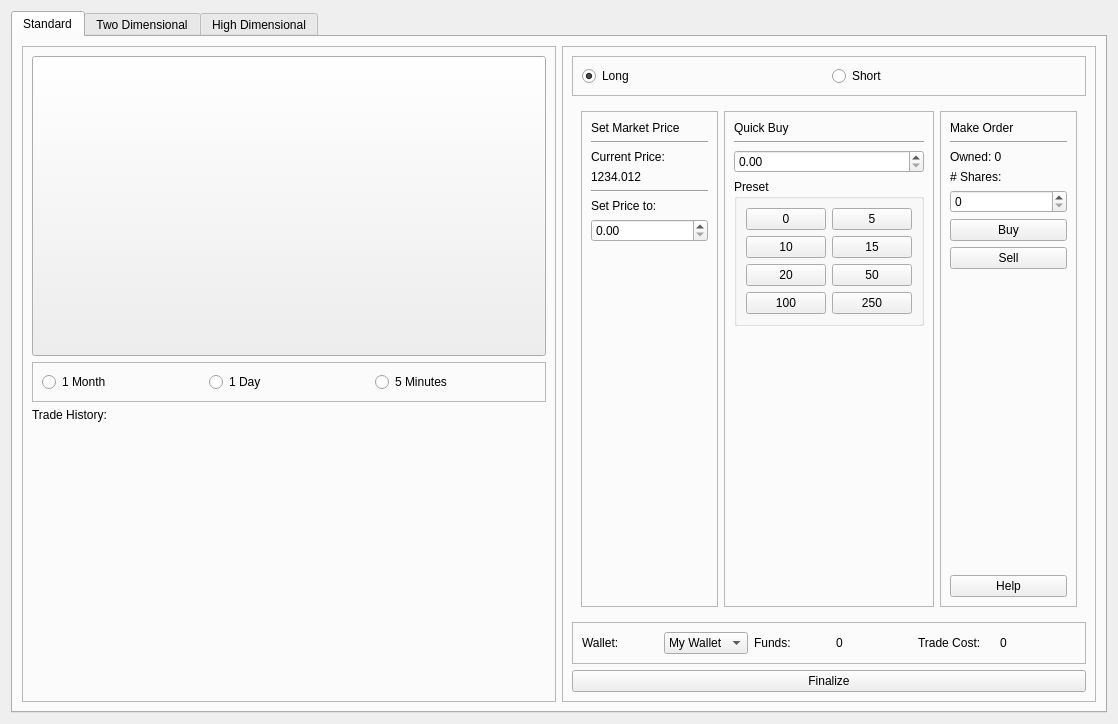
Before: the Qt Designer form src/qt/forms/markettradeview.ui in bitjson/hivemind, drawn with Qt 5.
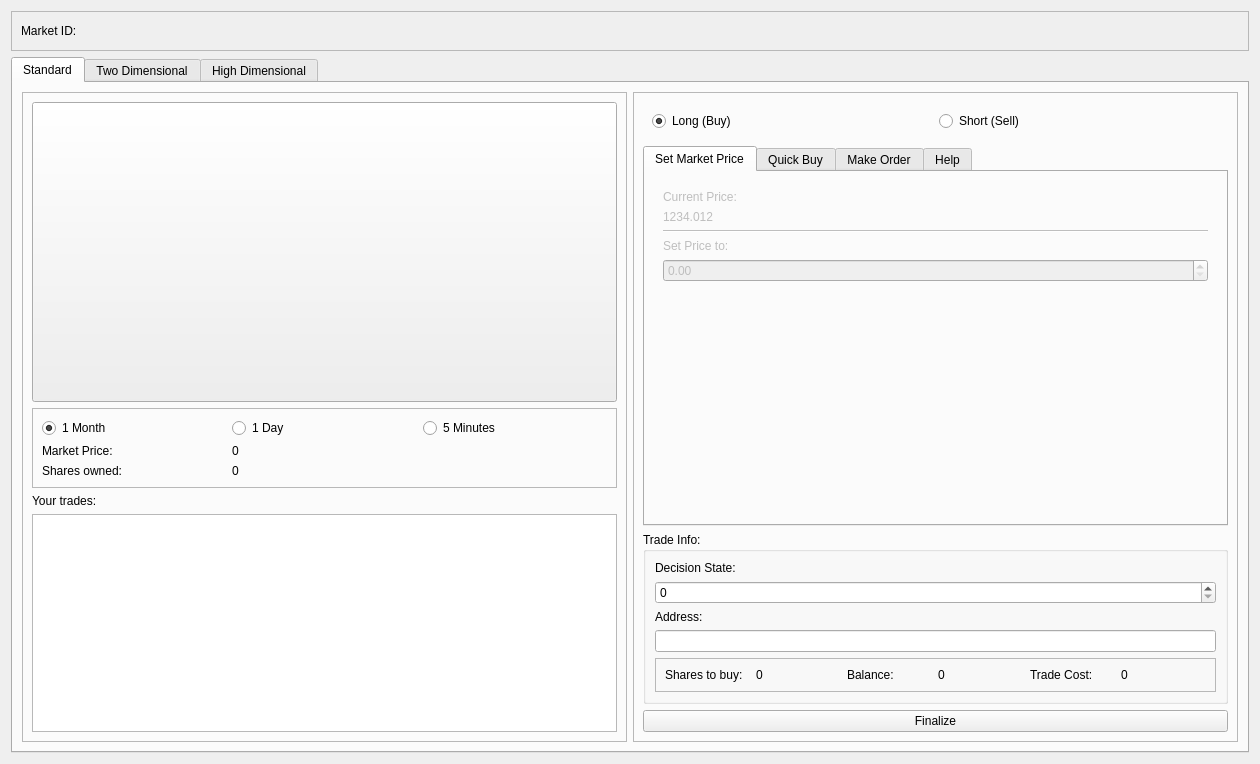
After: the same form once the commit is applied. The open tabs and pages were chosen to show the change. Icons and pictures are not drawn.

Diff of the .ui file:
```diff
--- a/src/qt/forms/markettradeview.ui
+++ b/src/qt/forms/markettradeview.ui
@@ -6,15 +6,54 @@
    <rect>
     <x>0</x>
     <y>0</y>
-    <width>1118</width>
-    <height>724</height>
+    <width>1260</width>
+    <height>764</height>
    </rect>
   </property>
   <property name="windowTitle">
    <string>Form</string>
   </property>
-  <layout class="QHBoxLayout" name="horizontalLayout_2">
+  <layout class="QGridLayout" name="gridLayout_3">
+   <item row="2" column="0">
+    <widget class="QFrame" name="frame_2">
+     <property name="frameShape">
+      <enum>QFrame::StyledPanel</enum>
+     </property>
+     <property name="frameShadow">
+      <enum>QFrame::Raised</enum>
+     </property>
+     <layout class="QHBoxLayout" name="horizontalLayout">
    <item>
+       <widget class="QLabel" name="labelMarketID">
+        <property name="text">
+         <string>Market ID:</string>
+        </property>
+       </widget>
+      </item>
+      <item>
+       <widget class="QLabel" name="labelMarketIDValue">
+        <property name="text">
+         <string/>
+        </property>
+       </widget>
+      </item>
+      <item>
+       <spacer name="horizontalSpacer">
+        <property name="orientation">
+         <enum>Qt::Horizontal</enum>
+        </property>
+        <property name="sizeHint" stdset="0">
+         <size>
+          <width>40</width>
+          <height>20</height>
+         </size>
+        </property>
+       </spacer>
+      </item>
+     </layout>
+    </widget>
+   </item>
+   <item row="3" column="0">
     <widget class="QTabWidget" name="tabWidget">
      <property name="enabled">
       <bool>true</bool>
@@ -57,26 +96,60 @@
             <property name="frameShadow">
              <enum>QFrame::Raised</enum>
             </property>
-            <layout class="QHBoxLayout" name="horizontalLayout">
-             <item>
-              <widget class="QRadioButton" name="radioButtonMonth">
+            <layout class="QGridLayout" name="gridLayout_2">
+             <item row="1" column="1">
+              <widget class="QLabel" name="labelMarketPriceValue">
                <property name="text">
-                <string>1 Month</string>
+                <string>0</string>
                </property>
               </widget>
              </item>
-             <item>
-              <widget class="QRadioButton" name="radioButtonDay">
-               <property name="text">
-                <string>1 Day</string>
-               </property>
-              </widget>
-             </item>
-             <item>
+             <item row="0" column="2">
               <widget class="QRadioButton" name="radioButtonMinutes">
                <property name="text">
                 <string>5 Minutes</string>
                </property>
+               <property name="checked">
+                <bool>false</bool>
+               </property>
+              </widget>
+             </item>
+             <item row="1" column="0">
+              <widget class="QLabel" name="labelMarketPrice">
+               <property name="text">
+                <string>Market Price:</string>
+               </property>
+              </widget>
+             </item>
+             <item row="0" column="1">
+              <widget class="QRadioButton" name="radioButtonDay">
+               <property name="text">
+                <string>1 Day</string>
+               </property>
+              </widget>
+             </item>
+             <item row="0" column="0">
+              <widget class="QRadioButton" name="radioButtonMonth">
+               <property name="text">
+                <string>1 Month</string>
+               </property>
+               <property name="checked">
+                <bool>true</bool>
+               </property>
+              </widget>
+             </item>
+             <item row="2" column="0">
+              <widget class="QLabel" name="labelOwned">
+               <property name="text">
+                <string>Shares owned:</string>
+               </property>
+              </widget>
+             </item>
+             <item row="2" column="1">
+              <widget class="QLabel" name="labelOwnedValue">
+               <property name="text">
+                <string>0</string>
+               </property>
               </widget>
              </item>
             </layout>
@@ -85,22 +158,12 @@
           <item>
            <widget class="QLabel" name="labelTradeHistory">
             <property name="text">
-             <string>Trade History:</string>
+             <string>Your trades:</string>
             </property>
            </widget>
           </item>
           <item>
-           <spacer name="verticalSpacer">
-            <property name="orientation">
-             <enum>Qt::Vertical</enum>
-            </property>
-            <property name="sizeHint" stdset="0">
-             <size>
-              <width>20</width>
-              <height>40</height>
-             </size>
-            </property>
-           </spacer>
+           <widget class="QListWidget" name="listWidgetYourTrades"/>
           </item>
          </layout>
         </widget>
@@ -123,7 +186,7 @@
              </sizepolicy>
             </property>
             <property name="frameShape">
-             <enum>QFrame::StyledPanel</enum>
+             <enum>QFrame::NoFrame</enum>
             </property>
             <property name="frameShadow">
              <enum>QFrame::Raised</enum>
@@ -132,7 +195,7 @@
              <item>
               <widget class="QRadioButton" name="radioButtonLong">
                <property name="text">
-                <string>Long</string>
+                <string>Long (Buy)</string>
                </property>
                <property name="checked">
                 <bool>true</bool>
@@ -142,7 +205,7 @@
              <item>
               <widget class="QRadioButton" name="radioButtonShort">
                <property name="text">
-                <string>Short</string>
+                <string>Short (Sell)</string>
                </property>
               </widget>
              </item>
@@ -150,39 +213,38 @@
            </widget>
           </item>
           <item>
-           <widget class="QFrame" name="frame_6">
-            <property name="frameShape">
-             <enum>QFrame::NoFrame</enum>
+           <widget class="QTabWidget" name="tabWidgetTradeTypes">
+            <property name="enabled">
+             <bool>true</bool>
             </property>
-            <property name="frameShadow">
-             <enum>QFrame::Raised</enum>
+            <property name="sizePolicy">
+             <sizepolicy hsizetype="Ignored" vsizetype="Expanding">
+              <horstretch>0</horstretch>
+              <verstretch>0</verstretch>
+             </sizepolicy>
             </property>
-            <layout class="QHBoxLayout" name="horizontalLayout_5">
+            <property name="currentIndex">
+             <number>2</number>
+            </property>
+            <widget class="QWidget" name="tabSetMarketPrice">
+             <property name="enabled">
+              <bool>false</bool>
+             </property>
+             <attribute name="title">
+              <string>Set Market Price</string>
+             </attribute>
+             <layout class="QVBoxLayout" name="verticalLayout_7">
              <item>
               <widget class="QFrame" name="frame_7">
                <property name="frameShape">
-                <enum>QFrame::StyledPanel</enum>
+                 <enum>QFrame::NoFrame</enum>
                </property>
                <property name="frameShadow">
                 <enum>QFrame::Raised</enum>
                </property>
                <layout class="QVBoxLayout" name="verticalLayout_2">
                 <item>
-                 <widget class="QLabel" name="labelSetMarketPrice">
-                  <property name="text">
-                   <string>Set Market Price</string>
-                  </property>
-                 </widget>
-                </item>
-                <item>
-                 <widget class="Line" name="line">
-                  <property name="orientation">
-                   <enum>Qt::Horizontal</enum>
-                  </property>
-                 </widget>
-                </item>
-                <item>
-                 <widget class="QLabel" name="labelCurrentPrice">
+                  <widget class="QLabel" name="labelCurrentMarketPrice">
                   <property name="text">
                    <string>Current Price:</string>
                   </property>
@@ -228,32 +290,25 @@
                </layout>
               </widget>
              </item>
+             </layout>
+            </widget>
+            <widget class="QWidget" name="tabQuickBuy">
+             <attribute name="title">
+              <string>Quick Buy</string>
+             </attribute>
+             <layout class="QVBoxLayout" name="verticalLayout_3">
              <item>
               <widget class="QFrame" name="frame_8">
+                <property name="enabled">
+                 <bool>false</bool>
+                </property>
                <property name="frameShape">
-                <enum>QFrame::StyledPanel</enum>
+                 <enum>QFrame::NoFrame</enum>
                </property>
                <property name="frameShadow">
                 <enum>QFrame::Raised</enum>
                </property>
                <layout class="QVBoxLayout" name="verticalLayout_5">
-                <item>
-                 <widget class="QLabel" name="labelQuickBuy">
-                  <property name="text">
-                   <string>Quick Buy</string>
-                  </property>
-                 </widget>
-                </item>
-                <item>
-                 <widget class="Line" name="line_2">
-                  <property name="orientation">
-                   <enum>Qt::Horizontal</enum>
-                  </property>
-                 </widget>
-                </item>
-                <item>
-                 <widget class="QDoubleSpinBox" name="doubleSpinBoxQuickBuy"/>
-                </item>
                 <item>
                  <widget class="QGroupBox" name="groupBox">
                   <property name="title">
@@ -335,36 +390,22 @@
                </layout>
               </widget>
              </item>
+             </layout>
+            </widget>
+            <widget class="QWidget" name="tabMakeOrder">
+             <attribute name="title">
+              <string>Make Order</string>
+             </attribute>
+             <layout class="QVBoxLayout" name="verticalLayout_9">
              <item>
               <widget class="QFrame" name="frame_9">
                <property name="frameShape">
-                <enum>QFrame::StyledPanel</enum>
+                 <enum>QFrame::NoFrame</enum>
                </property>
                <property name="frameShadow">
                 <enum>QFrame::Raised</enum>
                </property>
                <layout class="QVBoxLayout" name="verticalLayout_6">
-                <item>
-                 <widget class="QLabel" name="labelMakeOrder">
-                  <property name="text">
-                   <string>Make Order</string>
-                  </property>
-                 </widget>
-                </item>
-                <item>
-                 <widget class="Line" name="line_3">
-                  <property name="orientation">
-                   <enum>Qt::Horizontal</enum>
-                  </property>
-                 </widget>
-                </item>
-                <item>
-                 <widget class="QLabel" name="labelOwned">
-                  <property name="text">
-                   <string>Owned: 0</string>
-                  </property>
-                 </widget>
-                </item>
                 <item>
                  <widget class="QLabel" name="labelShares">
                   <property name="text">
@@ -375,20 +416,6 @@
                 <item>
                  <widget class="QSpinBox" name="spinBoxShares"/>
                 </item>
-                <item>
-                 <widget class="QPushButton" name="pushButtonBuy">
-                  <property name="text">
-                   <string>Buy</string>
-                  </property>
-                 </widget>
-                </item>
-                <item>
-                 <widget class="QPushButton" name="pushButtonSell">
-                  <property name="text">
-                   <string>Sell</string>
-                  </property>
-                 </widget>
-                </item>
                 <item>
                  <spacer name="verticalSpacer_4">
                   <property name="orientation">
@@ -402,20 +429,29 @@
                   </property>
                  </spacer>
                 </item>
-                <item>
-                 <widget class="QPushButton" name="pushButtonHelp">
-                  <property name="text">
+                </layout>
+               </widget>
+              </item>
+             </layout>
+            </widget>
+            <widget class="QWidget" name="tabHelp">
+             <attribute name="icon">
+              <iconset resource="../hivemind.qrc">
+               <normaloff>:/icons/transaction_0</normaloff>:/icons/transaction_0</iconset>
+             </attribute>
+             <attribute name="title">
                    <string>Help</string>
-                  </property>
-                 </widget>
-                </item>
-               </layout>
-              </widget>
-             </item>
-            </layout>
+             </attribute>
+            </widget>
            </widget>
           </item>
           <item>
+           <widget class="QGroupBox" name="groupBox_2">
+            <property name="title">
+             <string>Trade Info:</string>
+            </property>
+            <layout class="QGridLayout" name="gridLayout_4">
+             <item row="4" column="0">
            <widget class="QFrame" name="frame_5">
             <property name="sizePolicy">
              <sizepolicy hsizetype="Preferred" vsizetype="Maximum">
@@ -433,23 +469,21 @@
              <item>
               <widget class="QLabel" name="labelWallet">
                <property name="text">
-                <string>Wallet:</string>
+                   <string>Shares to buy:</string>
                </property>
               </widget>
              </item>
              <item>
-              <widget class="QComboBox" name="comboBox">
-               <item>
+                 <widget class="QLabel" name="labelSharesToBuyValue">
                 <property name="text">
-                 <string>My Wallet</string>
-                </property>
-               </item>
+                   <string>0</string>
+                  </property>
               </widget>
              </item>
              <item>
               <widget class="QLabel" name="labelFunds">
                <property name="text">
-                <string>Funds:</string>
+                   <string>Balance:</string>
                </property>
               </widget>
              </item>
@@ -473,6 +507,29 @@
                 <string>0</string>
                </property>
               </widget>
+                </item>
+               </layout>
+              </widget>
+             </item>
+             <item row="3" column="0">
+              <widget class="QLineEdit" name="lineEditAddress"/>
+             </item>
+             <item row="0" column="0">
+              <widget class="QLabel" name="labelDecisionState">
+               <property name="text">
+                <string>Decision State:</string>
+               </property>
+              </widget>
+             </item>
+             <item row="2" column="0">
+              <widget class="QLabel" name="labelAddress">
+               <property name="text">
+                <string>Address:</string>
+               </property>
+              </widget>
+             </item>
+             <item row="1" column="0">
+              <widget class="QSpinBox" name="spinBoxState"/>
              </item>
             </layout>
            </widget>
```
Left out of the diff: 4 changed lines with no effect on the pictures. Lines whose indentation alone changed are shown as unchanged.
